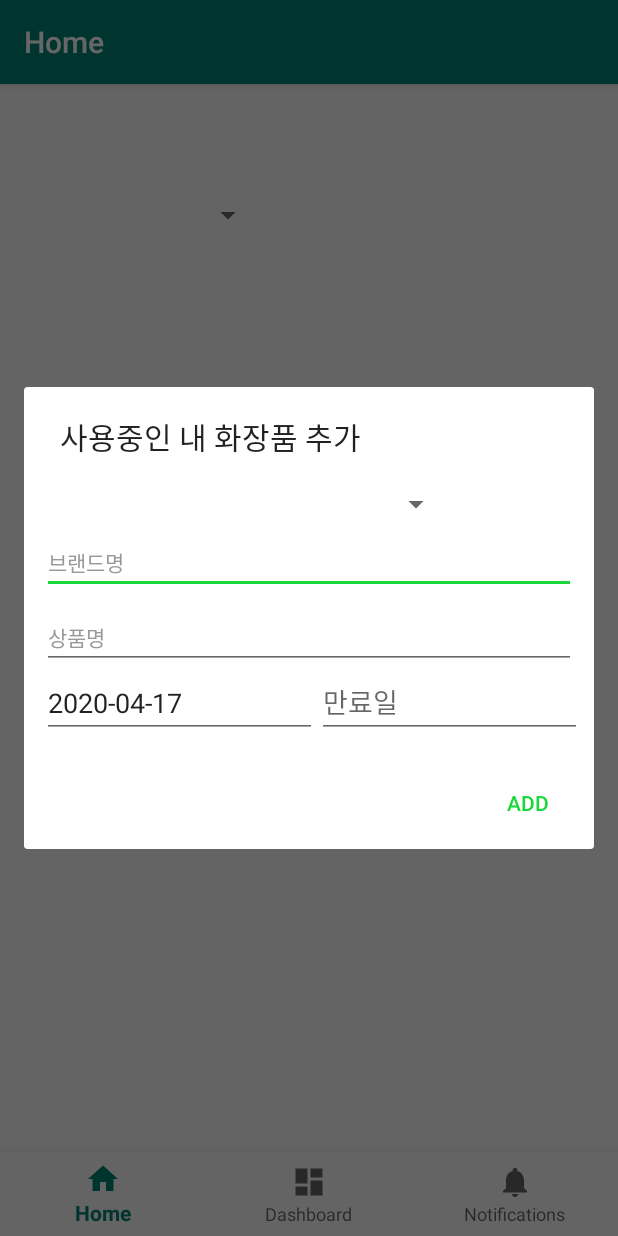
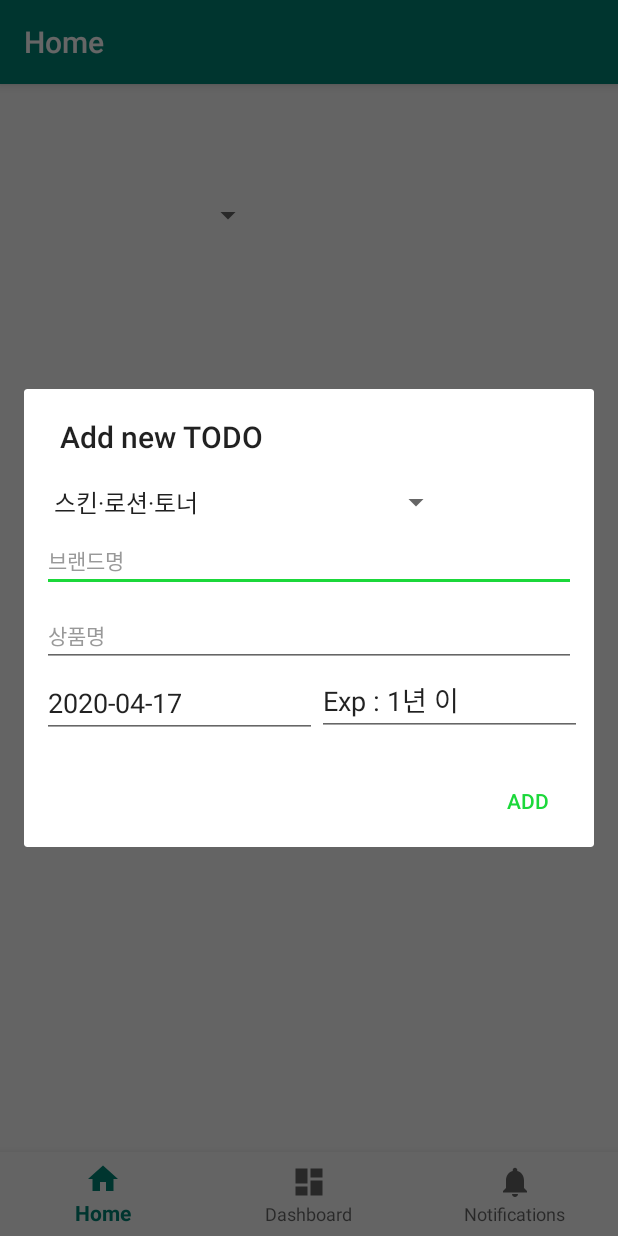
Before and after one commit to wldmsjieun/HwaGwan, an Android app: the screen it shows after launch (MainActivity), after a tap on an icon or button, on a phone screen of 412 x 824 dp. Run offline under Robolectric (Android 15) with nearby library versions, the phone set to English and light mode, and no system bars; our stand-ins replace navigation-ui.

Commit message:
insert spinner HomeFragment 합본

```diff
--- a/app/src/main/java/kr/ac/mju/cd2020shwagwan/ui/home/HomeFragment.java
+++ b/app/src/main/java/kr/ac/mju/cd2020shwagwan/ui/home/HomeFragment.java
@@ -1,30 +1,22 @@
 package kr.ac.mju.cd2020shwagwan.ui.home;
 
 import android.app.DatePickerDialog;
-import android.app.TimePickerDialog;
 import android.content.Context;
 import android.content.DialogInterface;
 import android.database.Cursor;
 import android.database.SQLException;
 import android.database.sqlite.SQLiteDatabase;
 import android.os.Bundle;
-import android.telephony.PhoneNumberFormattingTextWatcher;
-import android.telephony.PhoneNumberUtils;
-import android.text.Editable;
 import android.text.TextUtils;
-import android.text.TextWatcher;
-import android.util.Log;
 import android.view.LayoutInflater;
 import android.view.View;
 import android.view.ViewGroup;
-import android.widget.Button;
-import android.widget.CalendarView;
+import android.widget.AdapterView;
+import android.widget.ArrayAdapter;
 import android.widget.DatePicker;
 import android.widget.EditText;
 import android.widget.ListView;
-import android.widget.SimpleCursorAdapter;
-import android.widget.TextView;
-import android.widget.TimePicker;
+import android.widget.Spinner;
 import android.widget.Toast;
 
 import androidx.annotation.Nullable;
@@ -36,8 +28,6 @@ import androidx.lifecycle.ViewModelProviders;
 
 import com.google.android.material.floatingactionbutton.FloatingActionButton;
 
-import java.text.DateFormat;
-import java.text.ParseException;
 import java.text.SimpleDateFormat;
 import java.util.ArrayList;
 import java.util.Calendar;
@@ -92,20 +82,23 @@ public class HomeFragment extends Fragment {
     }
 
 
-
     /* 추가폼 호출 */
     private void showAddDialog() {
         // AlertDialog View layout
         LayoutInflater inflater = (LayoutInflater) getContext().getSystemService(Context.LAYOUT_INFLATER_SERVICE);
         final View layout = inflater.inflate(R.layout.content_add, null);
 
-        // findById
+        Spinner spKinds = layout.findViewById(R.id.spKinds);
+        ArrayAdapter kindsAdapter = ArrayAdapter.createFromResource(getContext(), R.array.product_kinds_array, android.R.layout.simple_spinner_item);
+        kindsAdapter.setDropDownViewResource(android.R.layout.simple_spinner_dropdown_item);
+        spKinds.setAdapter(kindsAdapter);
+        // 오늘 날짜로 설정
+        edOpen = layout.findViewById(R.id.edOpen);
         edExp = layout.findViewById(R.id.edExp);
 
 
         // 개봉일 현재 날짜로 설정
-        setToday(layout);
-
+        setToday(edOpen);
 
         // 개봉일 캘린더로 선택
         edOpen.setOnClickListener(new View.OnClickListener() {
@@ -160,7 +153,36 @@ public class HomeFragment extends Fragment {
         });
 
 
-        // 추가폼에 데이터 입력
+                spKinds.setOnItemSelectedListener(new AdapterView.OnItemSelectedListener() {
+            @Override
+            public void onItemSelected(AdapterView<?> parent, View view, int position, long id) {
+//                etExp.setText("Exp :" + position + parent.getItemAtPosition(position));
+                if(position == 1 || position == 2 ||position == 11 || position == 12 || position == 13 || position == 14) {
+                    //자외선 차단제,  립밤,           립스틱,         립글로스,          아이라이너,        마스카라
+                    edExp.setText("Exp : 6개월 이내");
+                }else if(position == 3){
+                    //에센스
+                    edExp.setText("Exp : 8개월 이내");
+                }
+                else if(position == 0 || position == 4 || position == 5 || position == 6 || position == 8 || position == 9 || position == 10 ||position == 15) {
+                    //스킨,              크림,             메이크업 베이스,   컨실러,           아이새도우,        아이브로우,      블러셔,           클렌저
+                    edExp.setText("Exp : 1년 이내");
+                }else if(position == 7 ){
+                    edExp.setText("Exp : 2년 이내");
+                }else if(position == 16){
+                    edExp.setText("기타");
+                }
+            }
+
+            @Override
+            public void onNothingSelected(AdapterView<?> parent) {
+
+            }
+        });
+
+
+
+        /* 추가폼에 데이터 입력 */
         new AlertDialog.Builder(getContext())
                 .setPositiveButton("ADD", new DialogInterface.OnClickListener() {
                     @Override
@@ -178,26 +200,28 @@ public class HomeFragment extends Fragment {
                             return;
                         }
 
+
                         // 데이터 추가
                          addData(brand, name);
                     }
                 })
+                //.setNegativeButton("CANCEL", null)
+                //.setCancelable(false)
                 .setCancelable(true)
-                .setTitle("사용중인 내 화장품 추가")
+                .setTitle("Add new TODO")
                 .setView(layout)
                 .show();
     }
 
 
+    /* 개봉일 현재 날짜로 설정 */
+    public void setToday (EditText ed) {
 
-    /* 개봉일 현재 날짜로 설정 */
-    public void setToday (View layout) {
-        edOpen = layout.findViewById(R.id.edOpen);
         long now = System.currentTimeMillis();
         Date dt = new Date(now);
         sdfNow = new SimpleDateFormat("yyyy-MM-dd");
         String formatDate = sdfNow.format(dt);
-        edOpen.setText(formatDate);
+        ed.setText(formatDate);
     }
 
 
@@ -232,7 +256,6 @@ public class HomeFragment extends Fragment {
     }
 
 
-
     /* 추가 */
     private void addData(String brand, String name) {
         // SQLite 사용
--- /dev/null
+++ b/app/src/main/res/values/product_kinds_array.xml
@@ -0,0 +1,22 @@
+<?xml version="1.0" encoding="utf-8"?>
+<resources>
+    <string-array name="product_kinds_array">
+        <item>스킨·로션·토너 </item>
+        <item>자외선 차단제</item>
+        <item>립밤</item>
+        <item>에센스·세럼</item>
+        <item>크림</item>
+        <item>메이크업 베이스·파운데이션</item>
+        <item>컨실러</item>
+        <item>팩트·파우더</item>
+        <item>아이섀도우</item>
+        <item>아이브로우</item>
+        <item>블러셔</item>
+        <item>립스틱</item>
+        <item>립글로스·틴트</item>
+        <item>아이라이너</item>
+        <item>마스카라</item>
+        <item>클렌저</item>
+        <item>기타</item>
+    </string-array>
+</resources>
```
